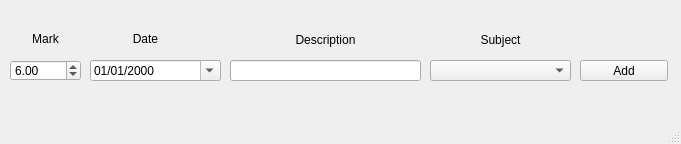
Old version of the form sources/addMK.ui in the repository ice-bit/registro.
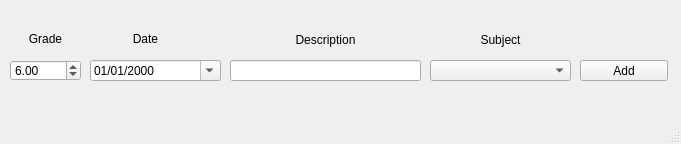
New version of the form. Icons and pictures are not drawn.

Patch:
```diff
--- a/sources/addMK.ui
+++ b/sources/addMK.ui
@@ -61,7 +61,7 @@
      </rect>
     </property>
     <property name="text">
-     <string>Mark</string>
+     <string>Grade</string>
     </property>
     <property name="alignment">
      <set>Qt::AlignCenter</set>
```
Left out of the diff: 2 changed lines with no effect on the pictures.
